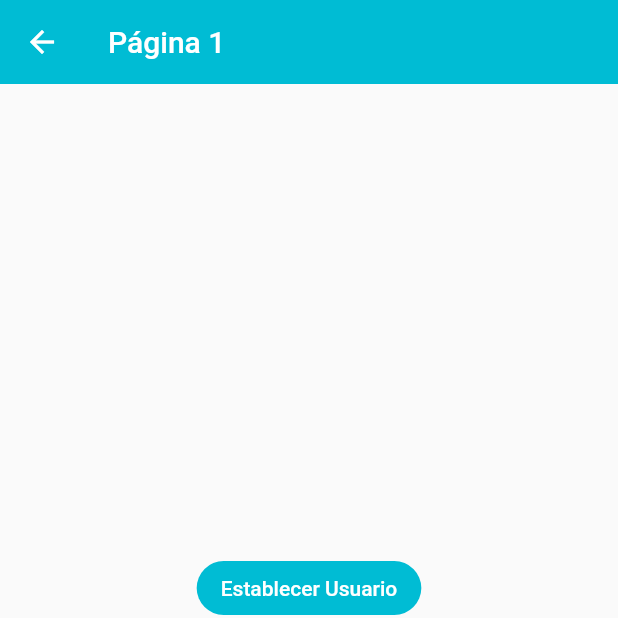
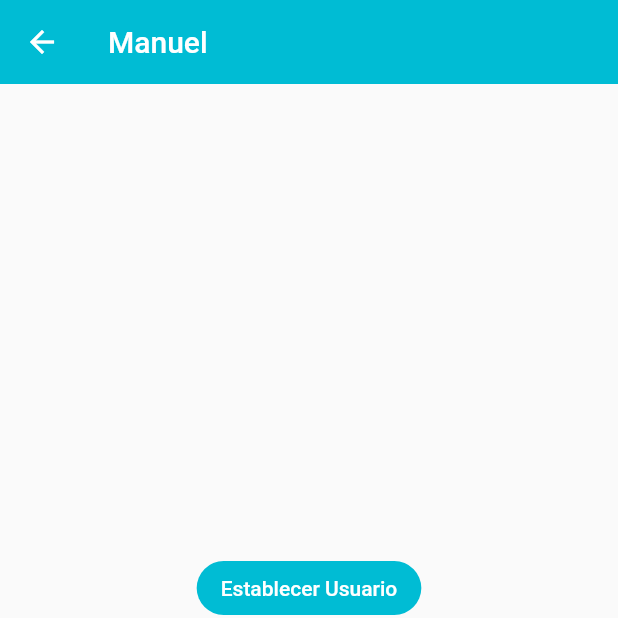
Before and after one commit to mpadfi/flutter-estados, a Flutter app: the Page2Page screen opened by its route, after a tap on "Establecer Usuario", on a phone screen of 412 x 824 dp, the top half of it. Run offline on Flutter 3.47's test engine with Material 2 defaults, Android fonts, the phone set to English and light mode, and no system bars; accounts and stored records are empty.

Commit message:
Fin Singleton

```diff
--- a/lib/models/usuario.dart
+++ b/lib/models/usuario.dart
@@ -1,11 +1,11 @@
 class Usuario {
   String nombre;
-  String edad;
-  List<String> profesiones;
+  int? edad;
+  List<String>? profesiones;
 
   Usuario({
     required this.nombre,
-    required this.edad,
-    required this.profesiones,
+    this.edad,
+    this.profesiones,
   });
 }
--- a/lib/pages/page1.dart
+++ b/lib/pages/page1.dart
@@ -1,3 +1,5 @@
+import 'package:estados/models/usuario.dart';
+import 'package:estados/services/usuario_service.dart';
 import 'package:flutter/material.dart';
 
 class Page1Page extends StatelessWidget {
@@ -7,7 +9,16 @@ class Page1Page extends StatelessWidget {
       appBar: AppBar(
         title: const Text('Página 1'),
       ),
-      body: const InformacionUsuario(),
+      body: StreamBuilder(
+        stream: usuarioService.usuarioStream,
+        builder: (BuildContext context, AsyncSnapshot<Usuario> snapshot) {
+          return snapshot.hasData
+              ? InformacionUsuario(snapshot.data)
+              : const Center(
+                  child: Text('No existe usuario'),
+                );
+        },
+      ),
       floatingActionButton: FloatingActionButton(
         onPressed: () => Navigator.pushNamed(context, 'page2'),
         child: const Icon(Icons.arrow_forward_ios),
@@ -17,9 +28,11 @@ class Page1Page extends StatelessWidget {
 }
 
 class InformacionUsuario extends StatelessWidget {
-  const InformacionUsuario({
-    Key? key,
-  }) : super(key: key);
+  final Usuario? usuario;
+
+  const InformacionUsuario(
+    this.usuario,
+  );
 
   @override
   Widget build(BuildContext context) {
@@ -29,16 +42,16 @@ class InformacionUsuario extends StatelessWidget {
         padding: const EdgeInsets.all(20.0),
         child: Column(
           crossAxisAlignment: CrossAxisAlignment.start,
-          children: const [
-            Text('General', style: TextStyle(fontSize: 18, fontWeight: FontWeight.bold)),
-            Divider(),
-            ListTile(title: Text('Nombre: ')),
-            ListTile(title: Text('Edad: ')),
-            Text('Profesiones', style: TextStyle(fontSize: 18, fontWeight: FontWeight.bold)),
-            Divider(),
-            ListTile(title: Text('Profesion 1: ')),
-            ListTile(title: Text('Profesion 2: ')),
-            ListTile(title: Text('Profesion 3: ')),
+          children: [
+            const Text('General', style: TextStyle(fontSize: 18, fontWeight: FontWeight.bold)),
+            const Divider(),
+            ListTile(title: Text('Nombre: ${usuario?.nombre}')),
+            ListTile(title: Text('Edad: ${usuario?.edad}')),
+            const Text('Profesiones', style: TextStyle(fontSize: 18, fontWeight: FontWeight.bold)),
+            const Divider(),
+            const ListTile(title: Text('Profesion 1: ')),
+            const ListTile(title: Text('Profesion 2: ')),
+            const ListTile(title: Text('Profesion 3: ')),
           ],
         ));
   }
--- a/lib/pages/page2.dart
+++ b/lib/pages/page2.dart
@@ -1,3 +1,5 @@
+import 'package:estados/models/usuario.dart';
+import 'package:estados/services/usuario_service.dart';
 import 'package:flutter/material.dart';
 
 class Page2Page extends StatelessWidget {
@@ -5,16 +7,33 @@ class Page2Page extends StatelessWidget {
   Widget build(BuildContext context) {
     return Scaffold(
       appBar: AppBar(
-        title: const Text('Página 1'),
         backgroundColor: Colors.cyan,
         elevation: 0,
+        title: StreamBuilder(
+          stream: usuarioService.usuarioStream,
+          builder: (BuildContext context, AsyncSnapshot<Usuario> snapshot) {
+            return (snapshot.hasData)
+                ? Text(snapshot.data!.nombre)
+                : usuarioService.existeUsuario
+                    ? Text(usuarioService.usuario!.nombre)
+                    : const Text('Página 2');
+          },
+        ),
       ),
       body: Center(
         child: Column(
           mainAxisAlignment: MainAxisAlignment.center,
           children: [
-            _Boton(() {}, 'Establecer Usuario'),
-            _Boton(() {}, 'Cambiar Edad'),
+            _Boton(
+              () {
+                final nuevoUsuario = Usuario(nombre: 'Manuel', edad: 20);
+                usuarioService.cargarUsuario(nuevoUsuario);
+              },
+              'Establecer Usuario',
+            ),
+            _Boton(() {
+              usuarioService.cambiarEdad(41);
+            }, 'Cambiar Edad'),
             _Boton(() {}, 'Añadir Profesión'),
           ],
         ),
--- /dev/null
+++ b/lib/services/usuario_service.dart
@@ -0,0 +1,32 @@
+import 'dart:async';
+
+import 'package:estados/models/usuario.dart';
+
+class _UsuarioService {
+  //
+  Usuario? _usuario;
+
+  final StreamController<Usuario> _usuarioStreamController = StreamController.broadcast();
+
+  Usuario? get usuario => _usuario;
+  bool get existeUsuario => (_usuario != null) ? true : false;
+
+  Stream<Usuario> get usuarioStream => _usuarioStreamController.stream;
+
+  void cargarUsuario(Usuario user) {
+    _usuario = user;
+    _usuarioStreamController.add(user);
+  }
+
+  void cambiarEdad(int edad) {
+    _usuario?.edad = edad;
+    _usuarioStreamController.add(_usuario!);
+  }
+
+  dispose() {
+    _usuarioStreamController.close();
+  }
+}
+
+// Exportamos la clase privada para usar la instancia de la clase.
+final usuarioService = _UsuarioService();
```
